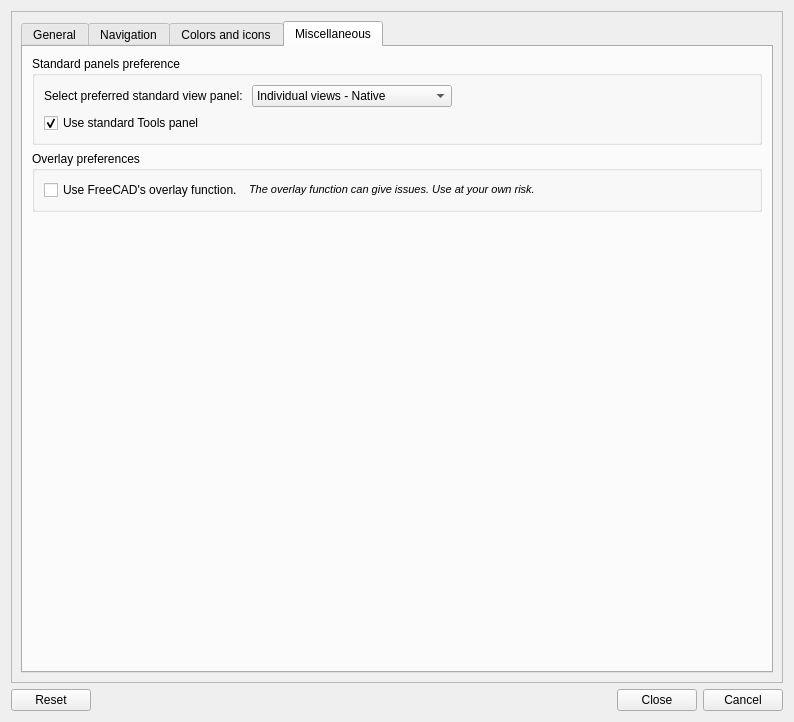
First picture: the form in Resources/ui/Settings.ui, repository APEbbers/FreeCAD-Ribbon, before the edit.
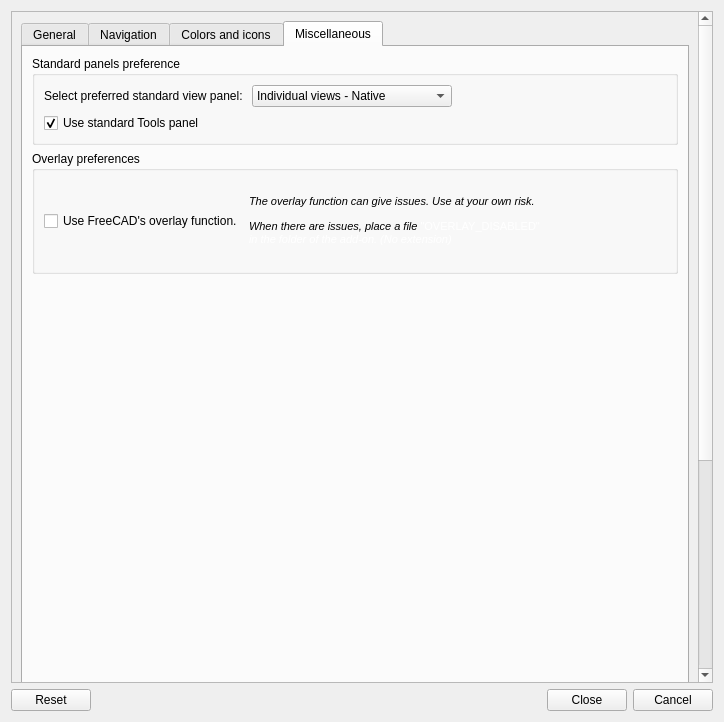
Second picture: the form after the edit. Custom widgets are drawn as their Qt base class.

Commit message: Added a warning and explanation on a fix

```diff
--- a/Resources/ui/Settings.ui
+++ b/Resources/ui/Settings.ui
@@ -9,7 +9,7 @@
    <rect>
     <x>0</x>
     <y>0</y>
-    <width>794</width>
+    <width>724</width>
     <height>722</height>
    </rect>
   </property>
@@ -31,7 +31,7 @@
   <property name="autoFillBackground">
    <bool>false</bool>
   </property>
-  <layout class="QGridLayout" name="gridLayout_33">
+  <layout class="QGridLayout" name="gridLayout_34">
    <item row="0" column="0">
     <layout class="QGridLayout" name="gridLayout_6">
      <item row="0" column="0" colspan="4">
@@ -56,8 +56,8 @@
          <rect>
           <x>0</x>
           <y>0</y>
-          <width>772</width>
-          <height>668</height>
+          <width>690</width>
+          <height>992</height>
          </rect>
         </property>
         <layout class="QGridLayout" name="gridLayout_28">
@@ -1678,17 +1678,18 @@
              </item>
              <item row="1" column="0">
               <widget class="QGroupBox" name="groupBox_12">
+               <property name="sizePolicy">
+                <sizepolicy hsizetype="Preferred" vsizetype="Expanding">
+                 <horstretch>0</horstretch>
+                 <verstretch>0</verstretch>
+                </sizepolicy>
+               </property>
                <property name="title">
                 <string>Overlay preferences</string>
                </property>
                <layout class="QGridLayout" name="gridLayout_32">
-                <item row="0" column="1">
-                 <widget class="QLabel" name="label_26">
-                  <property name="text">
-                   <string>&lt;html&gt;&lt;head/&gt;&lt;body&gt;&lt;p&gt;&lt;span style=&quot; font-size:8pt; font-style:italic;&quot;&gt;The overlay function can give issues. Use at your own risk.&lt;/span&gt;&lt;/p&gt;&lt;/body&gt;&lt;/html&gt;</string>
-                  </property>
-                 </widget>
-                </item>
+                <item row="1" column="1">
+                 <layout class="QGridLayout" name="gridLayout_33">
                 <item row="0" column="0">
                  <widget class="QCheckBox" name="FCOverlayEnabled">
                   <property name="toolTip">
@@ -1703,6 +1704,37 @@
                   </property>
                  </widget>
                 </item>
+                  <item row="0" column="1">
+                   <widget class="QLabel" name="label_26">
+                    <property name="sizePolicy">
+                     <sizepolicy hsizetype="Preferred" vsizetype="Expanding">
+                      <horstretch>0</horstretch>
+                      <verstretch>0</verstretch>
+                     </sizepolicy>
+                    </property>
+                    <property name="minimumSize">
+                     <size>
+                      <width>300</width>
+                      <height>80</height>
+                     </size>
+                    </property>
+                    <property name="sizeIncrement">
+                     <size>
+                      <width>0</width>
+                      <height>1</height>
+                     </size>
+                    </property>
+                    <property name="text">
+                     <string>&lt;html&gt;&lt;head/&gt;&lt;body&gt;&lt;p&gt;&lt;span style=&quot; font-size:8pt; font-style:italic;&quot;&gt;The overlay function can give issues. Use at your own risk.&lt;/span&gt;&lt;/p&gt;&lt;p&gt;&lt;span style=&quot; font-size:8pt; font-style:italic;&quot;&gt;When there are issues, place a file &lt;/span&gt;&lt;span style=&quot; font-family:'Consolas','Courier New','monospace'; font-size:8pt; color:#ffffff;&quot;&gt;&amp;quot;OVERLAY_DISABLED&amp;quot; &lt;/span&gt;&lt;span style=&quot; font-family:'Consolas','Courier New','monospace'; font-size:8pt; font-style:italic; color:#ffffff;&quot;&gt;in the folder of the add-on. (No extension)&lt;/span&gt;&lt;/p&gt;&lt;/body&gt;&lt;/html&gt;</string>
+                    </property>
+                    <property name="textFormat">
+                     <enum>Qt::TextFormat::AutoText</enum>
+                    </property>
+                    <property name="wordWrap">
+                     <bool>true</bool>
+                    </property>
+                   </widget>
+                  </item>
                 <item row="0" column="2">
                  <spacer name="horizontalSpacer_10">
                   <property name="orientation">
@@ -1715,6 +1747,8 @@
                    </size>
                   </property>
                  </spacer>
+                  </item>
+                 </layout>
                 </item>
                </layout>
               </widget>
```
Lines whose indentation alone changed are shown as unchanged. The commit also changes 1 other file.
